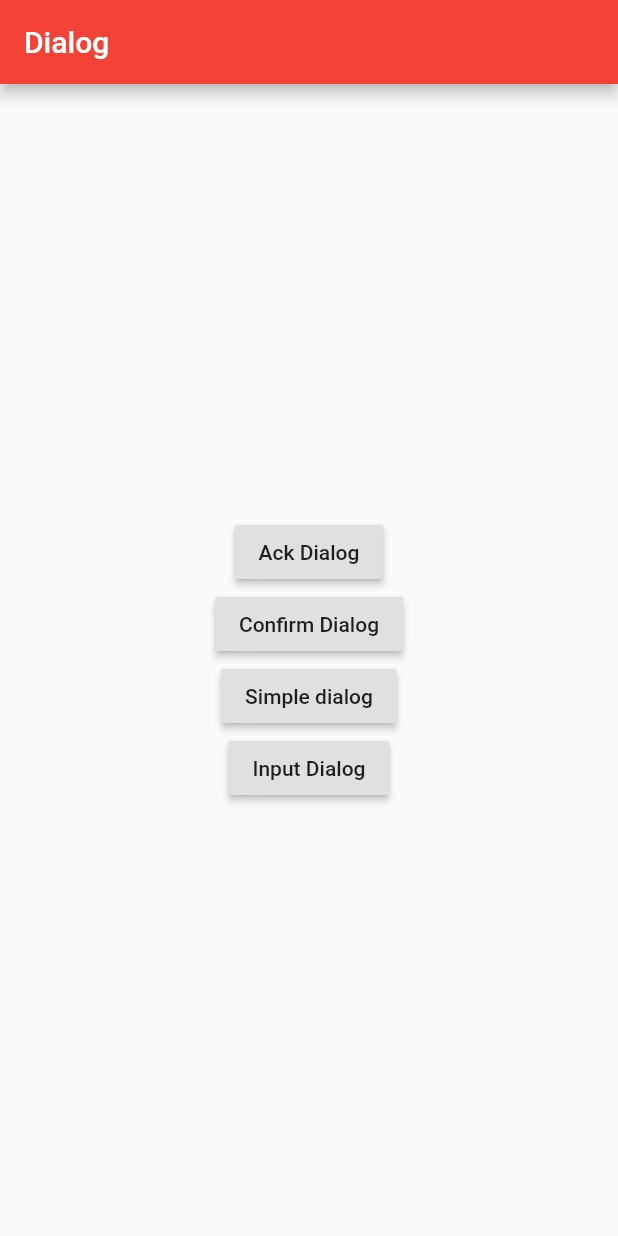
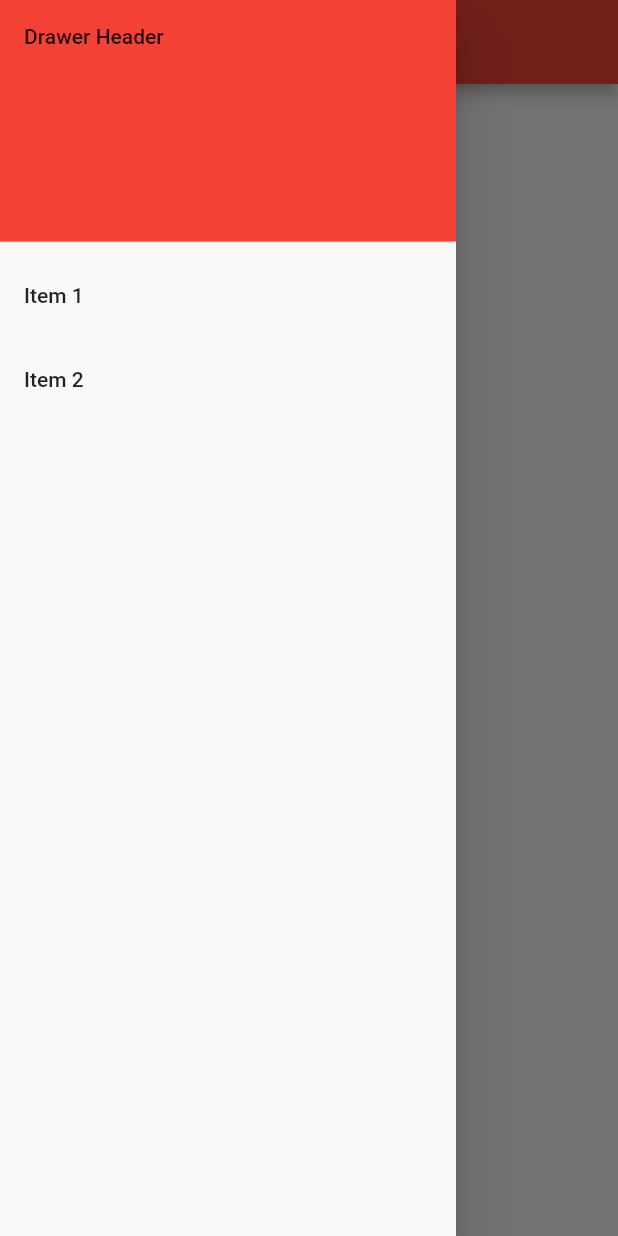
Before and after one commit to augustosalazar/F_202010_Basics, a Flutter app: the screen it shows after launch, with the side drawer open (before the commit the screen has no drawer), on a phone screen of 412 x 824 dp. Run offline on Flutter 3.47's test engine with Material 2 defaults, Android fonts, the phone set to English and light mode, and no system bars.

Commit message:
add drawer

```diff
--- a/lib/main.dart
+++ b/lib/main.dart
@@ -1,5 +1,6 @@
 import 'package:f_simple_button/screens/basichome.dart';
 import 'package:f_simple_button/screens/dialoghome.dart';
+import 'package:f_simple_button/screens/drawer_home.dart';
 import 'package:f_simple_button/screens/stateless_home.dart';
 import 'package:flutter/material.dart';
 
@@ -21,7 +22,8 @@ class MyApp extends StatelessWidget {
       ),
       //home:  BasicHome( title: "Home title"),
       //home: StatelessHome(),
-      home: DialogHome(),
+      //home: DialogHome(),
+        home: DrawerHome(title: "Drawer example")
     );
   }
 }
--- /dev/null
+++ b/lib/routes/routes.dart
@@ -0,0 +1,9 @@
+import 'package:f_simple_button/screens/contactpage.dart';
+import 'package:f_simple_button/screens/eventpage.dart';
+
+
+
+class Routes {
+  static const String contacts = ContactsPage.routeName;
+  static const String events = EventsPage.routeName;
+}
--- /dev/null
+++ b/lib/screens/drawer_home.dart
@@ -0,0 +1,18 @@
+import 'package:f_simple_button/widgets/my_drawer.dart';
+import 'package:flutter/material.dart';
+
+class DrawerHome extends StatelessWidget {
+  final String title;
+
+  DrawerHome({Key key, this.title}) : super(key: key);
+
+ @override
+  Widget build(BuildContext context) {
+    return Scaffold(
+      appBar: AppBar(title: Text(title)),
+      body: Center(child: Text('My Page!')),
+      drawer: new MyDrawer(),
+    );
+  }
+
+}
--- /dev/null
+++ b/lib/widgets/my_drawer.dart
@@ -0,0 +1,58 @@
+import 'package:f_simple_button/routes/routes.dart';
+import 'package:f_simple_button/screens/contactpage.dart';
+import 'package:f_simple_button/screens/drawer_home.dart';
+import 'package:f_simple_button/screens/eventpage.dart';
+import 'package:flutter/material.dart';
+
+class MyDrawer extends StatelessWidget {
+  @override
+  Widget build(BuildContext context) {
+    return
+      Drawer(
+        // Add a ListView to the drawer. This ensures the user can scroll
+        // through the options in the drawer if there isn't enough vertical
+        // space to fit everything.
+        child: ListView(
+          // Important: Remove any padding from the ListView.
+          padding: EdgeInsets.zero,
+          children: <Widget>[
+            DrawerHeader(
+              child: Text('Drawer Header'),
+              decoration: BoxDecoration(
+                color: Colors.red,
+              ),
+            ),
+            ListTile(
+              title: Text('Item 1'),
+               onTap: () {
+                // Update the state of the app
+                // ...
+                // Then close the drawer
+               // Navigator.pushReplacementNamed(context, Routes.contacts);
+
+                Navigator.of(context).pop();
+                  Navigator.of(context).push(MaterialPageRoute(
+                      builder: (BuildContext context) => ContactsPage()));
+
+
+              },
+            ),
+            ListTile(
+              title: Text('Item 2'),
+              onTap: () {
+                // Update the state of the app
+                // ...
+                // Then close the drawer
+                Navigator.pop(context);
+                                Navigator.of(context).pop();
+                  Navigator.of(context).push(MaterialPageRoute(
+                      builder: (BuildContext context) => EventsPage()));
+              },
+            ),
+          ],
+        ),
+      );
+
+
+  }
+}
```
Also changed, not shown: lib/screens/contactpage.dart (added, +15 -0 lines), lib/screens/eventpage.dart (added, +18 -0 lines).
